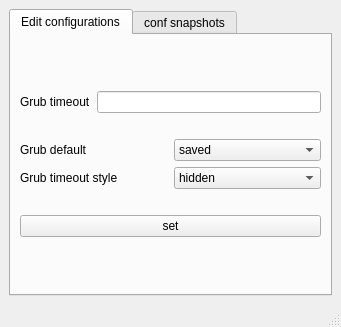
First picture: the form in main.ui, repository Thenujan-0/grub-editor, before the edit.
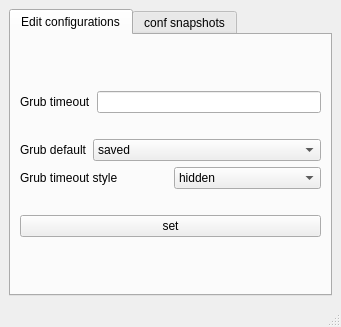
Second picture: the form after the edit.

Commit message: added a button to show more details when saving configurations

The edit to the form file:
```diff
--- a/main.ui
+++ b/main.ui
@@ -58,6 +58,12 @@
             </item>
             <item>
              <widget class="QComboBox" name="comboBox_grub_default">
+              <property name="sizePolicy">
+               <sizepolicy hsizetype="Preferred" vsizetype="Fixed">
+                <horstretch>1</horstretch>
+                <verstretch>0</verstretch>
+               </sizepolicy>
+              </property>
               <item>
                <property name="text">
                 <string>saved</string>
```
The commit also changes 1 other file.
